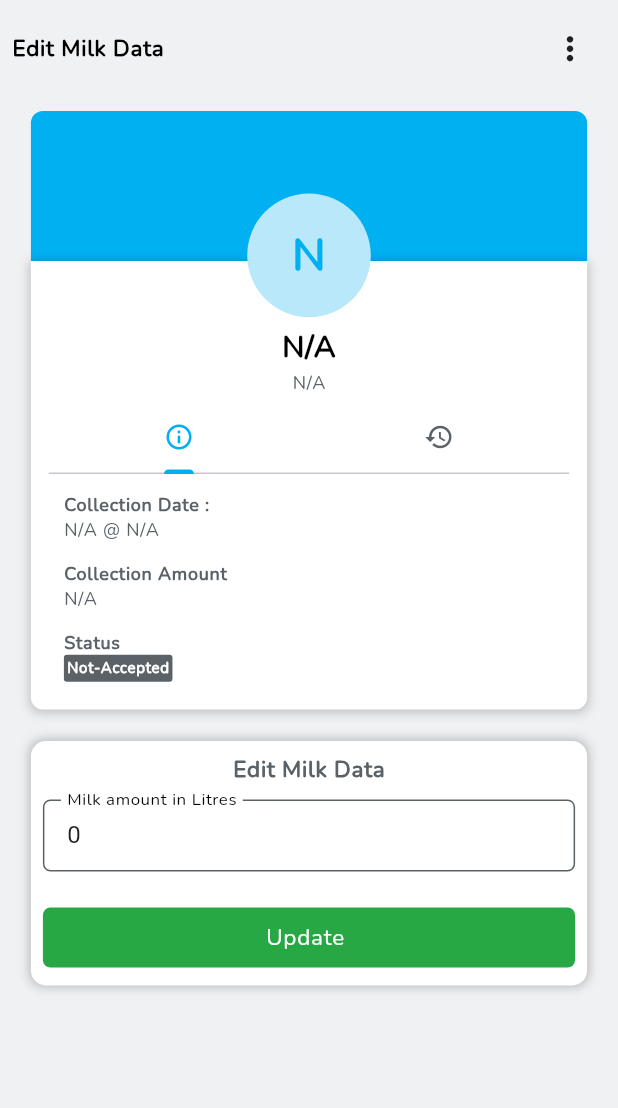
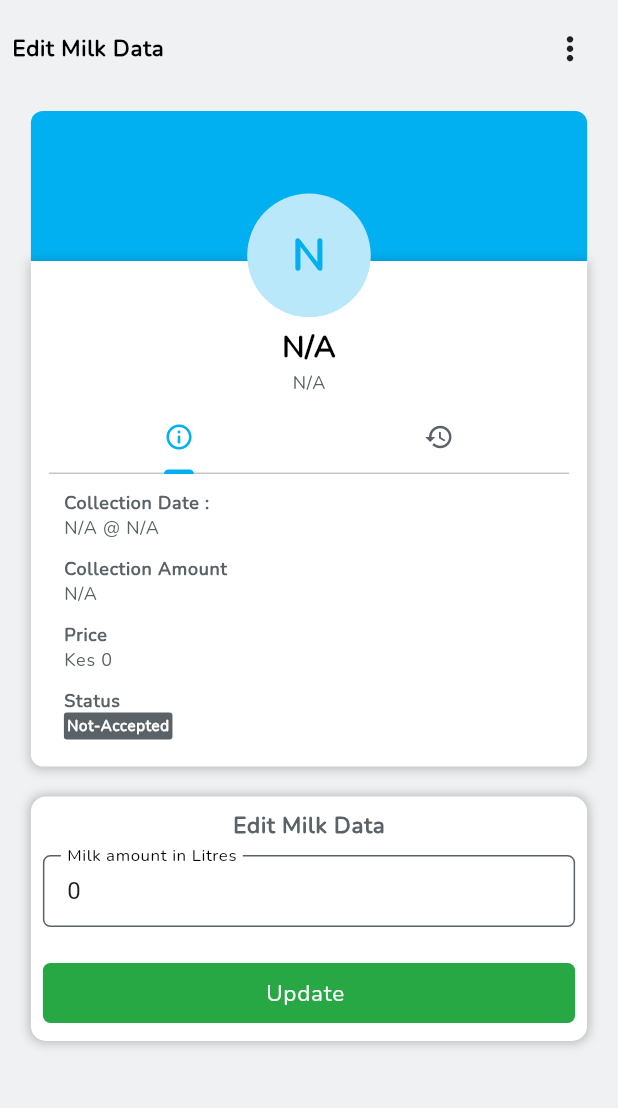
Before and after one commit to Hilary-2000/maru_dairy_app, a Flutter app: the EditMemberMilkData screen opened directly with empty values, on a phone screen of 412 x 824 dp, the part 84-1192 px from its top. Run offline on Flutter 3.47's test engine with Material 3 defaults, Android fonts, the light colour scheme and no system bars; drawn by our look-alikes of skeletonizer; our stand-ins replace fl_chart, flutter_secure_storage, flutter_spinkit, font_awesome_flutter, numberpicker; missing offline and left inert: bottom_picker, dart:ffi, qr_code_scanner; accounts and stored records are empty; network calls fail.

Commit message:
Added price viewing on the administrator account.

```diff
--- a/lib/pages/admin/member_history.dart
+++ b/lib/pages/admin/member_history.dart
@@ -157,6 +157,7 @@ class _MemberHistoryState extends State<MemberHistory> {
   String accumulated_litres = "N/A";
   List<Widget> collections = [];
   var collected_history = [];
+  String total_price = "Kes 0";
   String member_name = "N/A";
   String member_code = "N/A";
   TextEditingController searchField = new TextEditingController();
@@ -185,17 +186,24 @@ class _MemberHistoryState extends State<MemberHistory> {
           setState(() {
             collected_history = res['collection_history'];
             accumulated_litres = res['count'];
+            total_price = "Kes ${res['total_price']}";
           });
         }else{
           displayHistory([]);
         }
       }else{
         customs.maruSnackBarDanger(context: context, text: "An error has occured!");
+        setState(() {
+          total_price = "Kes 0";
+        });
       }
       setState(() {
         loading = false;
       });
     }else{
+      setState(() {
+        total_price = "Kes 0";
+      });
       customs.maruSnackBarDanger(context: context, text: "An error has occured!");
     }
   }
@@ -328,6 +336,7 @@ class _MemberHistoryState extends State<MemberHistory> {
   @override
   Widget build(BuildContext context) {
     return Scaffold(
+      backgroundColor: customs.whiteColor,
       appBar: AppBar(
         backgroundColor: customs.whiteColor,
         elevation: 1,
@@ -377,7 +386,7 @@ class _MemberHistoryState extends State<MemberHistory> {
               crossAxisAlignment: CrossAxisAlignment.start,
               children: [
                 Padding(
-                  padding: EdgeInsets.symmetric(horizontal: 10),
+                  padding: EdgeInsets.fromLTRB(10, 5, 10, 0),
                   child: Text("History : \"$member_name\"", style: customs.darkTextStyle(size: 18, fontweight: FontWeight.bold),),
                 ),
                 Card(
@@ -442,9 +451,10 @@ class _MemberHistoryState extends State<MemberHistory> {
                                             height: 5.0,
                                           ),
                                           Text(
-                                            "Kes 0",
+                                            "$total_price",
                                             style: customs.darkTextStyle(
-                                                size: width * 0.028),
+                                                size: width * 0.028
+                                            ),
                                           ),
                                         ],
                                       )
@@ -550,7 +560,7 @@ class _MemberHistoryState extends State<MemberHistory> {
                   enabled: loading,
                   child: Container(
                     margin: const EdgeInsets.fromLTRB(0, 10, 0, 0),
-                    height: height - 285,
+                    height: height - 287,
                     decoration: BoxDecoration(
                       color: customs.whiteColor,
                       borderRadius: BorderRadius.circular(10),
--- a/lib/pages/member/history.dart
+++ b/lib/pages/member/history.dart
@@ -154,6 +154,7 @@ class _memberHistoryState extends State<memberHistory> {
 
   bool loading = false;
   String accumulated_litres = "N/A";
+  String litres_collected = "Kes 0";
   List<Widget> collections = [];
   var collected_history = [];
   TextEditingController searchMember = TextEditingController();
@@ -172,6 +173,7 @@ class _memberHistoryState extends State<memberHistory> {
         setState(() {
           collected_history = res['collection_history'];
           accumulated_litres = res['count'];
+          litres_collected = "Kes ${res['total_amount']}";
         });
       }else{
         displayHistory([]);
@@ -389,7 +391,7 @@ class _memberHistoryState extends State<memberHistory> {
                                           height: 5.0,
                                         ),
                                         Text(
-                                          "Kes 0",
+                                          "$litres_collected",
                                           style: customs.darkTextStyle(
                                               size: width * 0.028),
                                         ),
--- a/lib/pages/member/member_milk_details.dart
+++ b/lib/pages/member/member_milk_details.dart
@@ -19,6 +19,8 @@ class _MemberMilkDetailsState extends State<MemberMilkDetails> {
   int collection_status = 0;
   bool loading = false;
   bool all_status = false;
+  String milk_price = "0";
+  String ppl = "0";
   @override
   void didChangeDependencies() {
     super.didChangeDependencies();
@@ -68,6 +70,8 @@ class _MemberMilkDetailsState extends State<MemberMilkDetails> {
         setState(() {
           collection_details = res['milk_details'];
           collection_status = res['milk_details']['collection_status'];
+          milk_price = res['milk_details']['price'];
+          ppl = res['milk_details']['ppl'];
         });
       }else{
         setState(() {
@@ -162,7 +166,7 @@ class _MemberMilkDetailsState extends State<MemberMilkDetails> {
                             width: width,
                             child: Center(
                               child: Container(
-                                width: 150,
+                                width: 160,
                                 padding: const EdgeInsets.symmetric(vertical: 2, horizontal: 5),
                                 decoration: BoxDecoration(
                                   color: customs.whiteColor,
@@ -202,10 +206,12 @@ class _MemberMilkDetailsState extends State<MemberMilkDetails> {
                       padding: const EdgeInsets.symmetric(vertical: 10, horizontal: 10),
                       child: Column(
                         children: [
-                          Row(
+                          Container(
+                            padding: EdgeInsets.symmetric(horizontal: 10),
+                            child: Row(
                               mainAxisAlignment: MainAxisAlignment.spaceBetween,
                               children: [
-                              const Text(""),
+                                RichText(text: TextSpan(text: "Price: ", style: customs.secondaryTextStyle(size: 12, fontweight: FontWeight.bold), children: [TextSpan(text: "Kes $milk_price\n", style: customs.secondaryTextStyle(size: 12)), TextSpan(text: "PPL  : ", style: customs.secondaryTextStyle(size: 12, fontweight: FontWeight.bold)), TextSpan(text: "Kes $ppl", style: customs.secondaryTextStyle(size: 12))])),
                                 IconButton(
                                   onPressed: (){},
                                   icon: Icon(
@@ -223,6 +229,7 @@ class _MemberMilkDetailsState extends State<MemberMilkDetails> {
                                   ),
                                 )
                               ],
+                            ),
                           ),
                           Column(
                             children: [
--- a/lib/pages/technician/edit_member_milk_data.dart
+++ b/lib/pages/technician/edit_member_milk_data.dart
@@ -51,6 +51,7 @@ class _EditMemberMilkDataState extends State<EditMemberMilkData> {
   String collection_id = "";
   String memberName = "N/A";
   String collection_amount = "N/A";
+  String collection_price = "0";
   String date = "N/A";
   String memberShipNumber = "N/A";
   String time = "N/A";
@@ -389,6 +390,7 @@ class _EditMemberMilkDataState extends State<EditMemberMilkData> {
             time = res['collection'] != null ? res['collection']['time'].toString() : "N/A";
             _amountInLitres.text = res['collection']['collection_amount'].toString();
             accepted = res['collection']['collection_status'] == 1;
+            collection_price = res['collection']['price'] ?? "0";
           });
         }
       }
@@ -513,7 +515,7 @@ class _EditMemberMilkDataState extends State<EditMemberMilkData> {
                       Container(
                         margin: const EdgeInsets.fromLTRB(0, 10, 0, 0),
                         width: width,
-                        height: 400,
+                        height: 437,
                         child: Column(
                           children: [
                             Container(
@@ -564,7 +566,7 @@ class _EditMemberMilkDataState extends State<EditMemberMilkData> {
                                     height: 5,
                                   ),
                                   Container(
-                                    height: 197,
+                                    height: 235,
                                     color: customs.whiteColor,
                                     child: DefaultTabController(
                                       length: 2, // Number of tabs
@@ -590,6 +592,7 @@ class _EditMemberMilkDataState extends State<EditMemberMilkData> {
                                               children: <Widget>[
                                                 Container(
                                                   padding: EdgeInsets.all(10),
+                                                  child: SingleChildScrollView(
                                                     child: Column(
                                                       crossAxisAlignment: CrossAxisAlignment.start,
                                                       mainAxisAlignment:
@@ -644,6 +647,27 @@ class _EditMemberMilkDataState extends State<EditMemberMilkData> {
                                                           CrossAxisAlignment.start,
                                                           children: [
                                                             Text(
+                                                              "Price",
+                                                              style: customs.secondaryTextStyle(
+                                                                  size: 12,
+                                                                  fontweight: FontWeight.bold),
+                                                            ),
+                                                            Text(
+                                                              "Kes $collection_price",
+                                                              style: customs.secondaryTextStyle(
+                                                                  size: 12,
+                                                                  fontweight: FontWeight.normal),
+                                                            ),
+                                                          ],
+                                                        ),
+                                                        const SizedBox(
+                                                          height: 10,
+                                                        ),
+                                                        Column(
+                                                          crossAxisAlignment:
+                                                          CrossAxisAlignment.start,
+                                                          children: [
+                                                            Text(
                                                               "Status",
                                                               style: customs.secondaryTextStyle(
                                                                   size: 12,
@@ -665,6 +689,7 @@ class _EditMemberMilkDataState extends State<EditMemberMilkData> {
                                                           ],
                                                         ),
                                                       ],
+                                                    ),
                                                   ),
                                                 ),
                                                 Container(
```
Also changed, not shown: lib/packages/api_connection.dart (+25 -0 lines), lib/pages/admin/admin_account.dart (+40 -1 lines), lib/pages/admin/milk_prices.dart (+16 -2 lines). Lines whose indentation alone changed are shown as unchanged.
